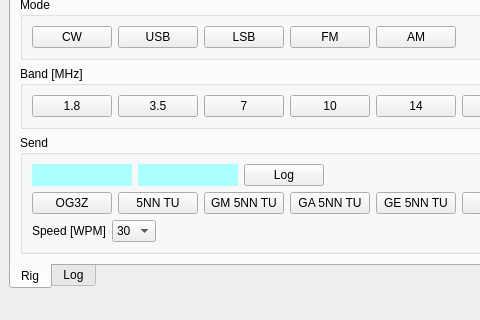
The window that mainwindow.ui (eloranta/HamVibe) describes before a commit, drawn with Qt 5; both pictures show x 0 to 480 and y 285 to 605 of the 1023 by 605 pixel window.
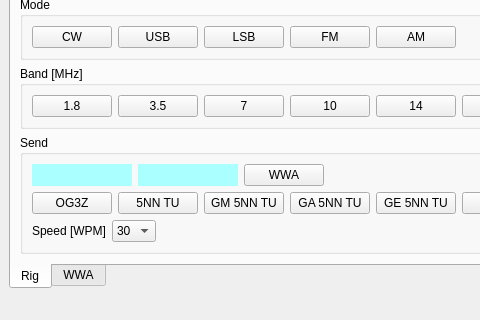
The same window after the commit. Custom widgets are drawn as their Qt base class.

Commit message: changed tab name from Log to WWA

```diff
--- a/mainwindow.ui
+++ b/mainwindow.ui
@@ -164,7 +164,7 @@
              <item>
               <widget class="QPushButton" name="logButton">
                <property name="text">
-                <string>Log</string>
+                <string>WWA</string>
                </property>
               </widget>
              </item>
@@ -1021,7 +1021,7 @@
       </widget>
       <widget class="QWidget" name="logTab">
        <attribute name="title">
-        <string>Log</string>
+        <string>WWA</string>
        </attribute>
        <layout class="QGridLayout" name="gridLayout_3">
         <item row="0" column="0">
```
